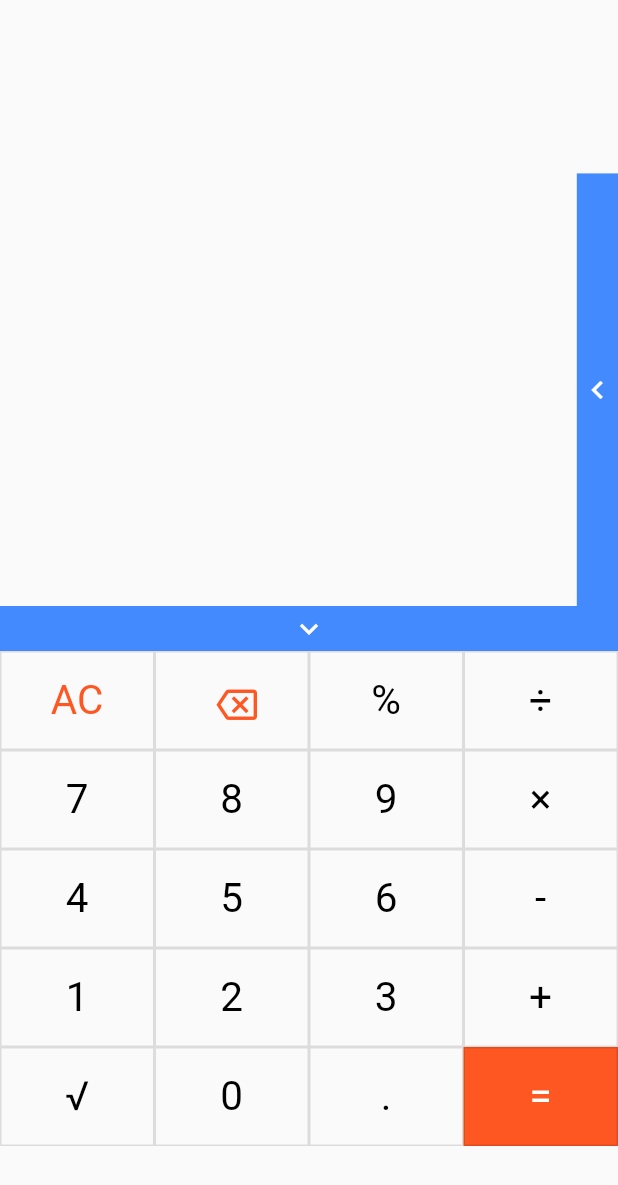
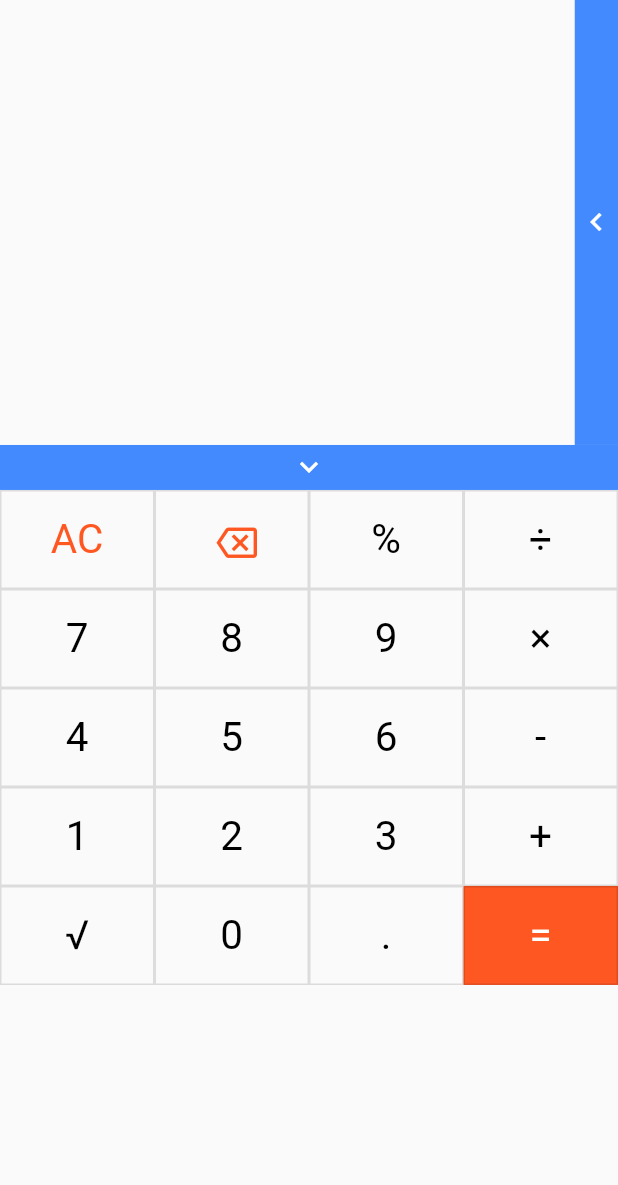
Before and after one commit to realtechsolutions/calcall, a Flutter app: the screen it shows after launch, on a phone screen of 412 x 824 dp. Shown: the top 1185 px of the screen. Run offline on Flutter 3.47's test engine with Material 2 defaults, Android fonts, the phone set to English and light mode, and no system bars; drawn by our look-alikes of google_mobile_ads; our stand-ins replace shared_preferences; missing offline and left inert: function_tree, shared_preferences_web; network calls fail.

Commit message:
Add files via upload

```diff
--- a/lib/Calculator.dart
+++ b/lib/Calculator.dart
@@ -1,5 +1,4 @@
 import 'dart:ui';
-import 'main.dart';
 import 'package:calcall/appState.dart';
 import 'package:calcall/unititem.dart';
 import 'package:calcall/unitsList.dart';
@@ -24,12 +23,13 @@ class CalculatorState extends State<Calculator> {
   void initState() {
     super.initState();
     checkunit1();
+
     banner = BannerAd(
         size: AdSize.banner,
-        adUnitId: BannerAd.testAdUnitId,
+        adUnitId: 'ca-app-pub-2974455624523400/8947351261',
         listener: BannerAdListener(),
         request: AdRequest());
-    banner?.load();
+    banner.load();
   }
 
   checkunit1() async {
@@ -42,14 +42,14 @@ class CalculatorState extends State<Calculator> {
   @override
   void dispose() {
     super.dispose();
-    banner?.dispose();
-    // banner ? = null;
+    banner.dispose();
   }
 
   @override
   Widget build(BuildContext context) {
+    screenHeight = MediaQuery.of(context).size.height;
     return Stack(children: [
-      Column(mainAxisAlignment: MainAxisAlignment.end, children: [
+      Column(mainAxisAlignment: MainAxisAlignment.start, children: [
         DisplayScreen(
           displayNum: displayNum,
           displayNum2: displayNum2,
@@ -61,6 +61,14 @@ class CalculatorState extends State<Calculator> {
           myController: myController,
           myController2: myController2,
           showUnit2: showUnit2,
+        ),
+        InkWell(
+          onTap: sciButtonHandler,
+          child: Container(
+              child: Center(child: icon1),
+              width: MediaQuery.of(context).size.width,
+              height: 30,
+              color: Colors.blueAccent),
         ),
         Container(
           margin: EdgeInsets.only(top: 0),
@@ -179,10 +187,8 @@ class CalculatorState extends State<Calculator> {
               height: MediaQuery.of(context).size.height * 0.62,
               width: 180,
               alignment: Alignment.topRight,
-              child: Expanded(
-                child: UnitsList(
-                    searchedListitem, addUnitTotextfield, hideListView),
-              )),
+              child: UnitsList(
+                  searchedListitem, addUnitTotextfield, hideListView)),
         ),
       ),
       Consumer<AppState>(
@@ -197,10 +203,8 @@ class CalculatorState extends State<Calculator> {
               height: MediaQuery.of(context).size.height * 0.5,
               width: 180,
               alignment: Alignment.topRight,
-              child: Expanded(
-                child: UnitsList2(
-                    searchedListitem2, addUnitTotextfield, hideListView),
-              )),
+              child: UnitsList2(
+                  searchedListitem2, addUnitTotextfield, hideListView)),
         ),
       ),
     ]);
@@ -226,6 +230,8 @@ class CalculatorState extends State<Calculator> {
   double fs = 27;
   double btnpading = 17;
   double leftpad = 5;
+  static double screenHeight = 0;
+  //static double displyScreenHeight = screenHeight * 0.36;
   List<String> btnsText = [
     '   sin',
     '   cos',
@@ -250,7 +256,6 @@ class CalculatorState extends State<Calculator> {
 
   void printText(text) {
     setState(() {
-      // print(text);
       searchedListitem = UnitsList.listItem
           .where((element) =>
               element.name
@@ -290,15 +295,17 @@ class CalculatorState extends State<Calculator> {
           Icons.expand_more,
           color: Colors.white,
         );
+        //screenHeight =screenHeight * 0.36;
       } else {
         btnVisibility = !btnVisibility;
-        fs = 16.0;
+        fs = 17.0;
         btnpading = 14;
 
         icon1 = Icon(
           Icons.expand_less,
           color: Colors.white,
         );
+        //screenHeight = screenHeight * 0.34;
       }
     });
   }
@@ -434,7 +441,6 @@ class CalculatorState extends State<Calculator> {
         }
       });
       if (myController.text.trim() == "GST") {
-        // print('true gst');
         context.read<AppState>().gst();
       }
     }
--- a/lib/DisplayScreen.dart
+++ b/lib/DisplayScreen.dart
@@ -1,3 +1,4 @@
+import 'package:calcall/Calculator.dart';
 import 'package:calcall/appState.dart';
 import 'package:flutter/material.dart';
 import 'package:provider/provider.dart';
@@ -5,23 +6,20 @@ import 'package:provider/provider.dart';
 class DisplayScreen extends StatefulWidget {
   final String displayNum;
   final String displayNum2;
-  //final String displayNum3;
-  //final String displayNum4;
   final String displayResult;
   final Function hideUnits;
-  //final Function searchList;
   final Icon icon1;
   final void Function()? sciButtonHandler;
-  // final Function printLatestValue;
   final void Function(String text)? printText;
   final TextEditingController myController;
   final TextEditingController myController2;
-
+  //final double screenHeight;
   final Function showUnit2;
 
   DisplayScreen(
       {required this.displayNum,
       required this.displayNum2,
+      // required this.screenHeight,
       // required this.displayNum3,
       // required this.displayNum4,
       required this.displayResult,
@@ -42,14 +40,20 @@ class DisplayScreen extends StatefulWidget {
 class DisplayScreenState extends State<DisplayScreen> {
   @override
   Widget build(BuildContext context) {
-    return Column(mainAxisAlignment: MainAxisAlignment.start, children: [
-      Row(
+    return Container(
+      height: CalculatorState.screenHeight * 0.36,
+      //MediaQuery.of(context).size.height * 0.35,
+      width: MediaQuery.of(context).size.width,
+      child: Stack(children: [
+        Container(
+          width: MediaQuery.of(context).size.width * 0.93,
+          child: Row(
             crossAxisAlignment: CrossAxisAlignment.end,
             children: [
               Expanded(
-            flex: 14,
+                //flex: 14,
                 child: Column(
-              mainAxisAlignment: MainAxisAlignment.start,
+                  mainAxisAlignment: MainAxisAlignment.end,
                   mainAxisSize: MainAxisSize.max,
                   children: [
                     //Total display
@@ -239,8 +243,8 @@ class DisplayScreenState extends State<DisplayScreen> {
                                 child: Text(
                               widget.displayResult,
                               textAlign: TextAlign.end,
-                          style:
-                              TextStyle(fontSize: 20.0, color: Colors.black54),
+                              style: TextStyle(
+                                  fontSize: 20.0, color: Colors.black54),
                             )),
                           ],
                         ),
@@ -254,14 +258,18 @@ class DisplayScreenState extends State<DisplayScreen> {
                   ],
                 ),
               ),
-          Expanded(
-            // flex: 1,
+            ],
+          ),
+        ),
+        Positioned(
+          top: 0,
+          right: 0,
           child: Consumer<AppState>(
             builder: (context, inkwell, child) => InkWell(
               onTap: inkwell.unitDisplay,
               child: Container(
-                  height: MediaQuery.of(context).size.height * 0.35,
-                  width: MediaQuery.of(context).size.width * 0.05,
+                height: CalculatorState.screenHeight * 0.36,
+                width: MediaQuery.of(context).size.width * 0.07,
                 color: Colors.blueAccent,
                 child: Center(
                   child: inkwell.icon2,
@@ -270,16 +278,7 @@ class DisplayScreenState extends State<DisplayScreen> {
             ),
           ),
         ),
-        ],
-      ),
-      InkWell(
-        onTap: widget.sciButtonHandler,
-        child: Container(
-            child: Center(child: widget.icon1),
-            width: MediaQuery.of(context).size.width,
-            height: 30,
-            color: Colors.blueAccent),
-      ),
-    ]);
+      ]),
+    );
   }
 }
--- a/lib/appState.dart
+++ b/lib/appState.dart
@@ -2,6 +2,7 @@ import 'package:calcall/Calculator.dart';
 import 'package:flutter/material.dart';
 
 class AppState extends ChangeNotifier {
+  // double screenheight = MediaQuery.of(context).size.height;
   bool listviewVisibility = false;
   bool listviewVisibility2 = false;
   bool sizedBox1Visibility = true;
@@ -124,7 +125,6 @@ class AppState extends ChangeNotifier {
           displayNum3 = (z * 0.025).toStringAsFixed(2);
           displayNum4 = (z * 1.05).toStringAsFixed(2);
 
-          //return z.toStringAsFixed(2);
           break;
         default:
           return 'incorect';
--- a/lib/helper.dart
+++ b/lib/helper.dart
@@ -1232,7 +1232,7 @@ bigha() {
       case 'Kanda':
         var z =
             double.parse(CalculatorState.displayResult.split('=').join('')) *
-                5732.2;
+                400;
         return z.toStringAsFixed(2);
 
       default:
@@ -1451,7 +1451,7 @@ joule() {
             double.parse(CalculatorState.displayResult.split('=').join('')) *
                 0.000947817;
         return z.toStringAsFixed(2);
-      case 'kWH':
+      case 'kWh':
         var z =
             double.parse(CalculatorState.displayResult.split('=').join('')) *
                 2.7778e-7;
--- a/lib/main.dart
+++ b/lib/main.dart
@@ -6,7 +6,6 @@ import 'package:google_mobile_ads/google_mobile_ads.dart';
 import 'Calculator.dart';
 import 'package:provider/provider.dart';
 import 'package:flutter/services.dart';
-//import 'helper.dart';
 
 void main() {
   SystemChrome.setSystemUIOverlayStyle(
--- a/lib/unitsList.dart
+++ b/lib/unitsList.dart
@@ -7,7 +7,6 @@ import 'Calculator.dart';
 import 'package:provider/provider.dart';
 
 class UnitsList extends StatefulWidget {
-  //Function searchList;
   final List<UnitItem> searchedListitem;
   final Function addUnitToTextfield;
   final Function hideListview;
@@ -21,7 +20,6 @@ class UnitsList extends StatefulWidget {
         'Meter',
         Icon(
           Icons.straighten,
-          //color: Colors.white,
         ),
         'Length',
         meter),
@@ -108,14 +106,11 @@ class _UnitsListState extends State<UnitsList> {
         return ListTile(
           dense: true,
           horizontalTitleGap: 1,
-          //tileColor: Colors.black54,
           enabled: true,
           //selected: true,
           onTap: () {
             context.read<AppState>().hidelistview();
             context.read<AppState>().hideGst();
-            //context.read<AppState>().gstListTileHandler();
-            // SharedPreferences pref =   SharedPreferences.getInstance();
 
             setState(() {
               CalculatorState.myController.text =
@@ -126,7 +121,7 @@ class _UnitsListState extends State<UnitsList> {
 
           title: Text(
             '${widget.searchedListitem[index].name}',
-            style: TextStyle(color: Colors.black54, fontSize: 17),
+            style: TextStyle(color: Colors.black54, fontSize: 18),
           ),
           leading: widget.searchedListitem[index].icon,
         );
--- a/lib/unitsList2.dart
+++ b/lib/unitsList2.dart
@@ -7,21 +7,17 @@ import 'package:provider/provider.dart';
 import 'package:shared_preferences/shared_preferences.dart';
 
 class UnitsList2 extends StatefulWidget {
-  //Function searchList;
   final List<UnitItem> searchedListitem2;
   final Function addUnitToTextfield;
 
   final Function hideListview;
   UnitsList2(
       this.searchedListitem2, this.addUnitToTextfield, this.hideListview);
-  //final int listviewIndex;
 
   @override
   _UnitsList2State createState() => _UnitsList2State();
 
   static List<UnitItem> listItem = UnitsList.listItem;
-
-  //static List<UnitItem> searchedListitem = listItem;
 }
 
 class _UnitsList2State extends State<UnitsList2> {
@@ -39,9 +35,7 @@ class _UnitsList2State extends State<UnitsList2> {
         return ListTile(
           dense: true,
           horizontalTitleGap: 1,
-          // tileColor: Colors.black54,
           enabled: true,
-          //selected: true,
           onTap: () {
             context.read<AppState>().hidelistview2();
 
```
Lines whose indentation alone changed are shown as unchanged.
